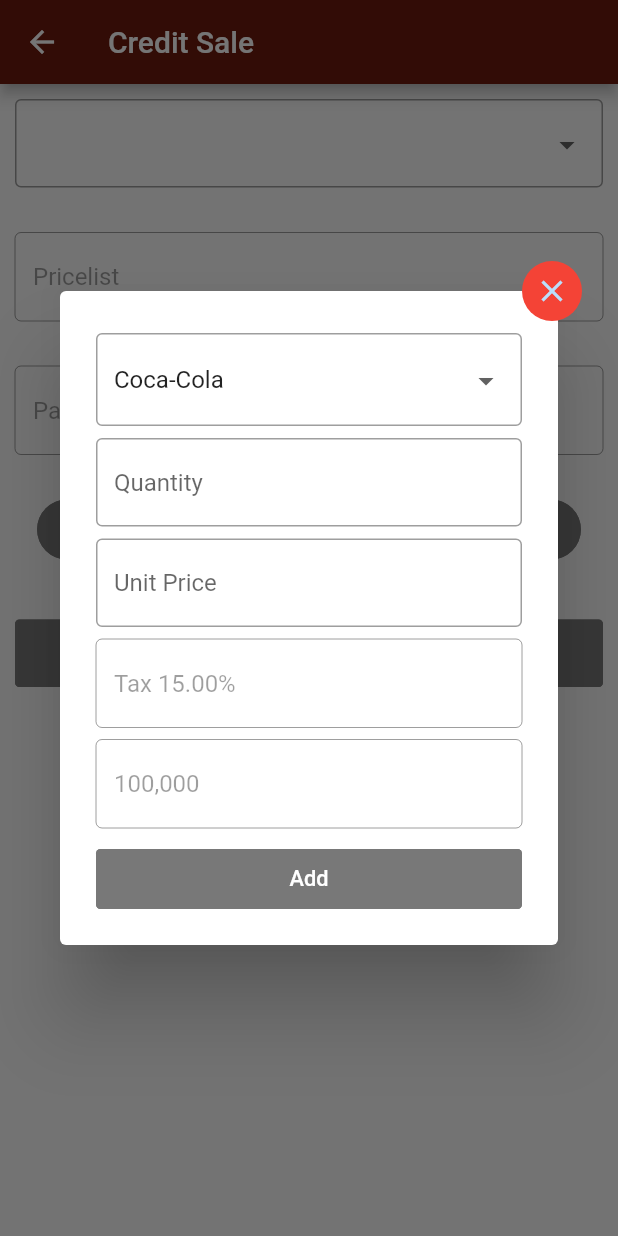
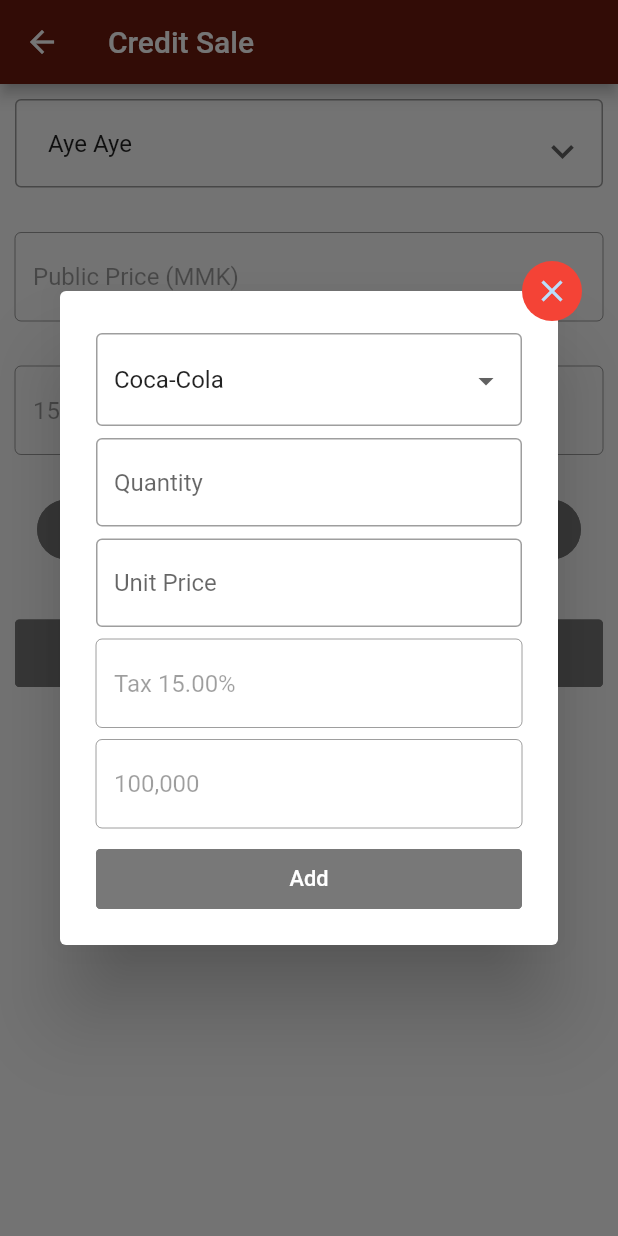
Before and after one commit to AyeChanMon8/ngweOakProject, a Flutter app: the CreditSaleCreatePage screen opened directly, after a tap on "Add Order Lines", on a phone screen of 412 x 824 dp. Run offline on Flutter 3.47's test engine with Material 2 defaults, Android fonts, the phone set to English and light mode, and no system bars; drawn by our look-alikes of getwidget; our stand-ins replace connectivity_plus, dio, font_awesome_flutter, get, ionicons, salomon_bottom_bar.

Commit message:
fix customer dropdown UI

```diff
--- a/assets/json/customer.json
+++ b/assets/json/customer.json
@@ -8,13 +8,13 @@
     {
 		"id": 2,
 		"name": "Khant Khant",
-		"pricelist":"Public Price (MMK)",
-		"payment_terms": "15 days"
+		"pricelist":"Public Price (USD)",
+		"payment_terms": "13 days"
 	},
     {
 		"id": 3,
 		"name": "Myint Myint",
-		"pricelist":"Public Price (MMK)",
-		"payment_terms": "15 days"
+		"pricelist":"Public Price (SGD)",
+		"payment_terms": "12 days"
 	}
 ]
--- a/lib/controllers/credit_sale_controller.dart
+++ b/lib/controllers/credit_sale_controller.dart
@@ -3,6 +3,7 @@
 import 'dart:io';
 import 'dart:typed_data';
 
+import 'package:flutter/material.dart';
 import 'package:get/get.dart';
 import 'package:ngwe_oak_project/models/customer.dart';
 import 'package:ngwe_oak_project/services/credit_sale_service.dart';
@@ -10,7 +11,14 @@
 class CreditSaleController extends GetxController {
   static CreditSaleController to = Get.find();
   CreditSaleService creditSaleService;
+  TextEditingController priceListController;
+  TextEditingController paymentTermsController;
   var customerList = List<Customer>().obs;
+  Rx<Customer> _selectedCustomer = Customer().obs;
+  Customer get selectedCustomer => _selectedCustomer.value;
+  set selectedCustomer(Customer type) =>
+      _selectedCustomer.value = type;
+  RxString selectedPricelist = "".obs;
 
   @override
   void onReady() async {
@@ -22,9 +30,12 @@
   @override
   void onInit() {
     super.onInit();
+    priceListController = TextEditingController();
+    paymentTermsController = TextEditingController();
   }
 
   void getCustomersList() async {
+    customerList.value = [];
     await creditSaleService.getCustomer().then((data) {
       for (int i = 0; i < data.length; i++) {
         customerList.add(
@@ -35,6 +46,22 @@
               payment_terms: data[i].payment_terms),
         );
       }
+      if(customerList.value.length > 0){
+        this.selectedCustomer = customerList.value[0];
+        priceListController.text = customerList.value[0].pricelist;
+        paymentTermsController.text = customerList.value[0].payment_terms;
+      }
     });
   }
+
+  void onChangeCustomerDropdown(
+      Customer customerCategory) async {
+    this.selectedCustomer = customerCategory;
+    priceListController.text = customerCategory.pricelist;
+    paymentTermsController.text = customerCategory.payment_terms;
+    int id = selectedCustomer.id;
+    // this.travel_expense_product_list.value.clear();
+    // getTravelExpenseProduct(id);
+    update();
+  }
 }
--- a/lib/pages/credit_sale/credit_sale_create_page.dart
+++ b/lib/pages/credit_sale/credit_sale_create_page.dart
@@ -7,6 +7,7 @@
 import 'package:get/get.dart';
 import 'package:getwidget/getwidget.dart';
 import 'package:ngwe_oak_project/controllers/credit_sale_controller.dart';
+import 'package:ngwe_oak_project/models/customer.dart';
 import 'package:ngwe_oak_project/utils/constants.dart';
 
 class CreditSaleCreatePage extends StatefulWidget {
@@ -68,20 +69,46 @@
                     decoration:
                         const InputDecoration(border: OutlineInputBorder()),
                     child: DropdownButtonHideUnderline(
-                      child: DropdownButton(
-                        items: controller.customerList.map((item) {
-                          return new DropdownMenuItem(
-                            child: new Text(item.name),
-                            value: item.id.toString(),
+                      // child: DropdownButton(
+                      //   items: controller.customerList.map((item) {
+                      //     return new DropdownMenuItem(
+                      //       child: new Text(item.name),
+                      //       value: item.id.toString(),
+                      //     );
+                      //   }).toList(),
+                      //   onChanged: (newVal) {
+                      //     setState(() {
+                      //       dropdownValue = newVal;
+                      //     });
+                      //   },
+                      //   value: dropdownValue,
+                      // ),
+                      child: DropdownButton<Customer>(
+                        hint: Container(
+                            padding: EdgeInsets.only(left: 20),
+                            child: Text(
+                              "Expense Category",
+                            )),
+                        value: controller.selectedCustomer,
+                        icon: Icon(Icons.keyboard_arrow_down),
+                        iconSize: 30,
+                        isExpanded: true,
+                        onChanged: (Customer value) {
+                          controller.onChangeCustomerDropdown(value);
+                        },
+                        items: controller.customerList
+                            .map((Customer customer) {
+                          return DropdownMenuItem<Customer>(
+                            value: customer,
+                            child: Padding(
+                              padding: const EdgeInsets.only(left: 10),
+                              child: Text(
+                                customer.name,
+                                style: TextStyle(),
+                              ),
+                            ),
                           );
-                        }).toList(),
-                        onChanged: (newVal) {
-                          setState(() {
-                            dropdownValue = newVal;
-                          });
-                        },
-                        value: dropdownValue,
-                      ),
+                        }).toList()),
                     ),
                   ),
                 ),
@@ -98,6 +125,7 @@
                     primaryColor: kPrimaryColor,
                   ),
                   child: TextField(
+                    controller: controller.priceListController,
                     enabled: false,
                     decoration: InputDecoration(
                       border: OutlineInputBorder(),
@@ -118,6 +146,7 @@
                     primaryColor: kPrimaryColor,
                   ),
                   child: TextField(
+                    controller: controller.paymentTermsController,
                     enabled: false,
                     decoration: InputDecoration(
                       border: OutlineInputBorder(),
```
